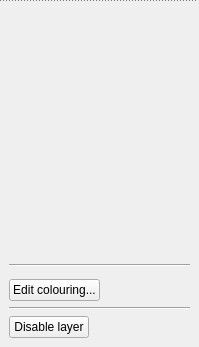
Above: src/qt-widgets/VisualLayerWidgetUi.ui from GPlates/GPlates before the change. Below: the same form after it.
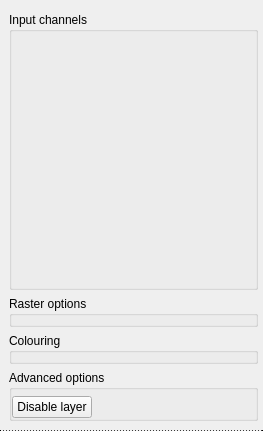
That is the form after the change.

Patch:
```diff
--- a/src/qt-widgets/VisualLayerWidgetUi.ui
+++ b/src/qt-widgets/VisualLayerWidgetUi.ui
@@ -1,13 +1,13 @@
 <?xml version="1.0" encoding="UTF-8"?>
 <ui version="4.0">
  <class>VisualLayerWidget</class>
- <widget class="QWidget" name="VisualLayerWidget">
-  <property name="geometry">
+ <widget class="QWidget" name="VisualLayerWidget" >
+  <property name="geometry" >
    <rect>
     <x>0</x>
     <y>0</y>
-    <width>199</width>
-    <height>347</height>
+    <width>263</width>
+    <height>431</height>
    </rect>
   </property>
   <property name="focusPolicy">
@@ -36,39 +36,10 @@
        <number>0</number>
       </property>
       <item>
-       <widget class="QWidget" name="border_widget" native="true">
-        <property name="minimumSize">
-         <size>
-          <width>0</width>
-          <height>1</height>
-         </size>
-        </property>
-        <property name="maximumSize">
-         <size>
-          <width>16777215</width>
-          <height>1</height>
-         </size>
-        </property>
-        <property name="styleSheet">
-         <string notr="true">border-top: 1px dotted black;</string>
-        </property>
-       </widget>
-      </item>
-      <item>
-       <widget class="QWidget" name="top_widget" native="true">
-        <property name="sizePolicy">
-         <sizepolicy hsizetype="Preferred" vsizetype="Minimum">
-          <horstretch>0</horstretch>
-          <verstretch>0</verstretch>
-         </sizepolicy>
-        </property>
-        <layout class="QHBoxLayout" name="horizontalLayout_3">
-         <property name="spacing">
+       <layout class="QHBoxLayout" name="horizontalLayout_3" >
+        <property name="spacing" >
           <number>0</number>
          </property>
-         <property name="margin">
-          <number>0</number>
-         </property>
          <item>
           <widget class="QWidget" name="left_widget" native="true">
            <property name="sizePolicy">
@@ -120,15 +91,20 @@
           </widget>
          </item>
          <item>
-          <widget class="QWidget" name="right_widget" native="true">
-           <property name="sizePolicy">
-            <sizepolicy hsizetype="Preferred" vsizetype="Minimum">
+         <layout class="QVBoxLayout" name="right_layout" >
+          <property name="spacing" >
+           <number>0</number>
+          </property>
+          <item>
+           <widget class="QWidget" native="1" name="top_widget" >
+            <property name="sizePolicy" >
+             <sizepolicy vsizetype="Minimum" hsizetype="Preferred" >
              <horstretch>0</horstretch>
              <verstretch>0</verstretch>
             </sizepolicy>
            </property>
-           <layout class="QGridLayout" name="gridLayout">
-            <property name="leftMargin">
+            <layout class="QGridLayout" name="gridLayout" >
+             <property name="leftMargin" >
              <number>4</number>
             </property>
             <property name="topMargin">
@@ -184,104 +160,96 @@
                 <verstretch>0</verstretch>
                </sizepolicy>
               </property>
-             </widget>
-            </item>
-           </layout>
           </widget>
          </item>
         </layout>
        </widget>
       </item>
       <item>
-       <widget class="QWidget" name="details_placeholder_widget" native="true">
-        <property name="sizePolicy">
-         <sizepolicy hsizetype="Preferred" vsizetype="Expanding">
+           <widget class="QWidget" native="1" name="details_placeholder_widget" >
+            <property name="sizePolicy" >
+             <sizepolicy vsizetype="Expanding" hsizetype="Preferred" >
           <horstretch>0</horstretch>
           <verstretch>1</verstretch>
          </sizepolicy>
         </property>
-        <property name="autoFillBackground">
-         <bool>true</bool>
-        </property>
-        <property name="styleSheet">
-         <string notr="true"/>
-        </property>
-        <layout class="QVBoxLayout" name="verticalLayout_5">
+            <property name="autoFillBackground" >
+             <bool>false</bool>
+            </property>
+            <property name="styleSheet" >
+             <string notr="true" />
+            </property>
+            <layout class="QVBoxLayout" name="verticalLayout_5" >
+             <property name="leftMargin" >
+              <number>5</number>
+             </property>
+             <property name="topMargin" >
+              <number>0</number>
+             </property>
+             <property name="rightMargin" >
+              <number>5</number>
+             </property>
          <item>
-          <widget class="QWidget" name="input_channels_widget" native="true">
-           <property name="sizePolicy">
-            <sizepolicy hsizetype="Preferred" vsizetype="Expanding">
+              <widget class="QGroupBox" name="input_channels_widget" >
+               <property name="sizePolicy" >
+                <sizepolicy vsizetype="Expanding" hsizetype="Preferred" >
              <horstretch>0</horstretch>
              <verstretch>0</verstretch>
             </sizepolicy>
            </property>
-          </widget>
-         </item>
-         <item>
-          <widget class="QWidget" name="edit_colouring_group_widget" native="true">
-           <layout class="QVBoxLayout" name="verticalLayout_4">
-            <property name="margin">
-             <number>0</number>
-            </property>
-            <item>
-             <widget class="Line" name="line">
-              <property name="orientation">
-               <enum>Qt::Horizontal</enum>
+               <property name="title" >
+                <string>Input channels</string>
+               </property>
+               <property name="flat" >
+                <bool>true</bool>
               </property>
              </widget>
             </item>
             <item>
-             <widget class="QWidget" name="colour_palette_placeholder_widget" native="true"/>
-            </item>
-            <item>
-             <widget class="QWidget" name="edit_colouring_widget" native="true">
-              <layout class="QHBoxLayout" name="horizontalLayout_2">
-               <property name="margin">
-                <number>0</number>
+              <widget class="QGroupBox" name="raster_groupbox" >
+               <property name="title" >
+                <string>Raster options</string>
                </property>
-               <item>
-                <widget class="QPushButton" name="edit_colouring_button">
-                 <property name="text">
-                  <string>Edit colouring...</string>
+               <property name="flat" >
+                <bool>true</bool>
                  </property>
                 </widget>
                </item>
                <item>
-                <spacer name="horizontalSpacer_2">
-                 <property name="orientation">
-                  <enum>Qt::Horizontal</enum>
-                 </property>
-                 <property name="sizeHint" stdset="0">
-                  <size>
-                   <width>40</width>
-                   <height>20</height>
-                  </size>
-                 </property>
-                </spacer>
-               </item>
-              </layout>
-             </widget>
-            </item>
-           </layout>
-          </widget>
-         </item>
+              <widget class="QGroupBox" name="colouring_groupbox" >
+               <property name="title" >
+                <string>Colouring</string>
+               </property>
+               <property name="flat" >
+                <bool>true</bool>
+               </property>
+              </widget>
+             </item>
          <item>
-          <widget class="QWidget" name="additional_options_group_widget" native="true">
-           <layout class="QVBoxLayout" name="verticalLayout">
-            <property name="margin">
+              <widget class="QGroupBox" name="advanced_options_groupbox" >
+               <property name="title" >
+                <string>Advanced options</string>
+               </property>
+               <property name="flat" >
+                <bool>true</bool>
+               </property>
+               <layout class="QVBoxLayout" name="verticalLayout_4" >
+                <property name="leftMargin" >
              <number>0</number>
             </property>
-            <item>
-             <widget class="Line" name="line_2">
-              <property name="orientation">
-               <enum>Qt::Horizontal</enum>
-              </property>
-             </widget>
-            </item>
+                <property name="topMargin" >
+                 <number>6</number>
+                </property>
+                <property name="rightMargin" >
+                 <number>0</number>
+                </property>
+                <property name="bottomMargin" >
+                 <number>0</number>
+                </property>
             <item>
-             <widget class="QWidget" name="additional_options_widget" native="true">
-              <layout class="QHBoxLayout" name="horizontalLayout">
-               <property name="margin">
+                 <widget class="QWidget" native="1" name="additional_options_widget" >
+                  <layout class="QHBoxLayout" name="horizontalLayout" >
+                   <property name="margin" >
                 <number>0</number>
                </property>
                <item>
@@ -311,6 +279,32 @@
           </widget>
          </item>
         </layout>
+           </widget>
+          </item>
+         </layout>
+        </item>
+       </layout>
+      </item>
+      <item>
+       <widget class="QLabel" name="border_label" >
+        <property name="minimumSize" >
+         <size>
+          <width>0</width>
+          <height>1</height>
+         </size>
+        </property>
+        <property name="maximumSize" >
+         <size>
+          <width>16777215</width>
+          <height>1</height>
+         </size>
+        </property>
+        <property name="styleSheet" >
+         <string notr="true" >border: 1px dotted black;</string>
+        </property>
+        <property name="text" >
+         <string/>
+        </property>
        </widget>
       </item>
      </layout>
```
Left out of the diff: 109 changed lines with no effect on the pictures. Lines whose indentation alone changed are shown as unchanged.
